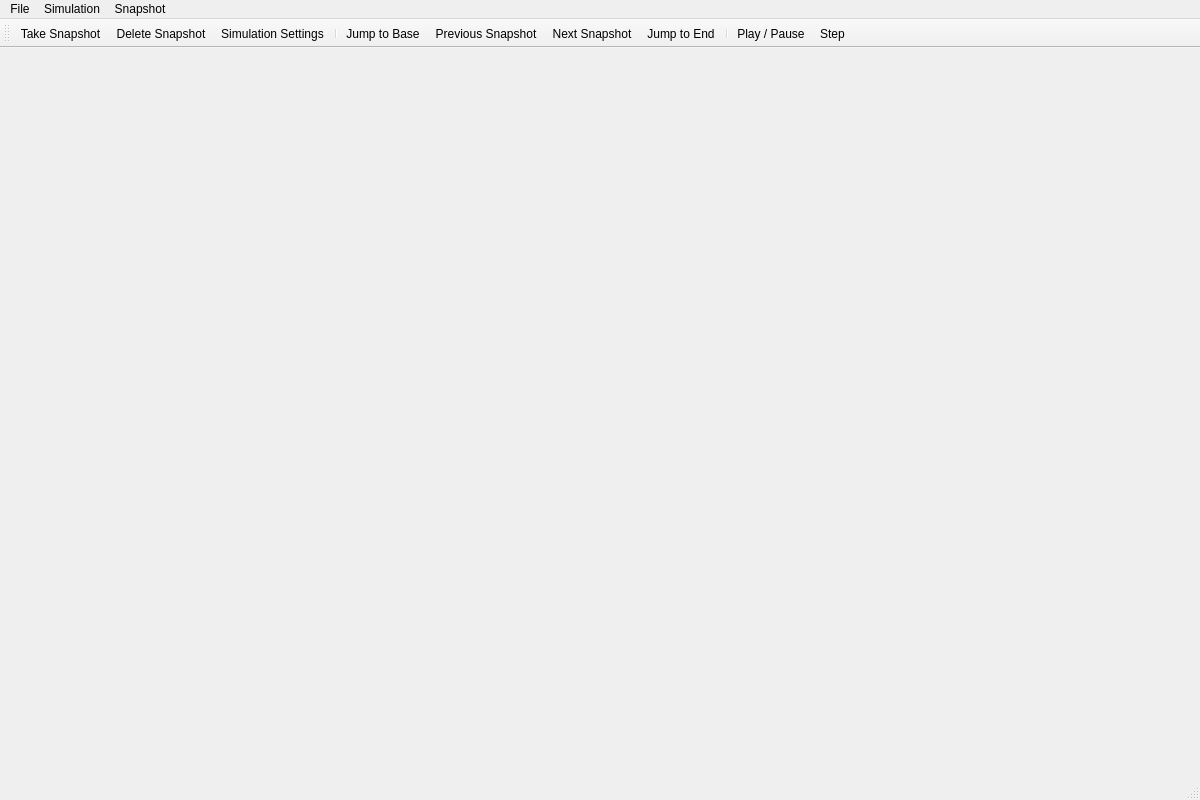
This is code/mainwindow.ui in JWalker1995/CellSim as Qt 5 draws it before an edit. The edited form follows.
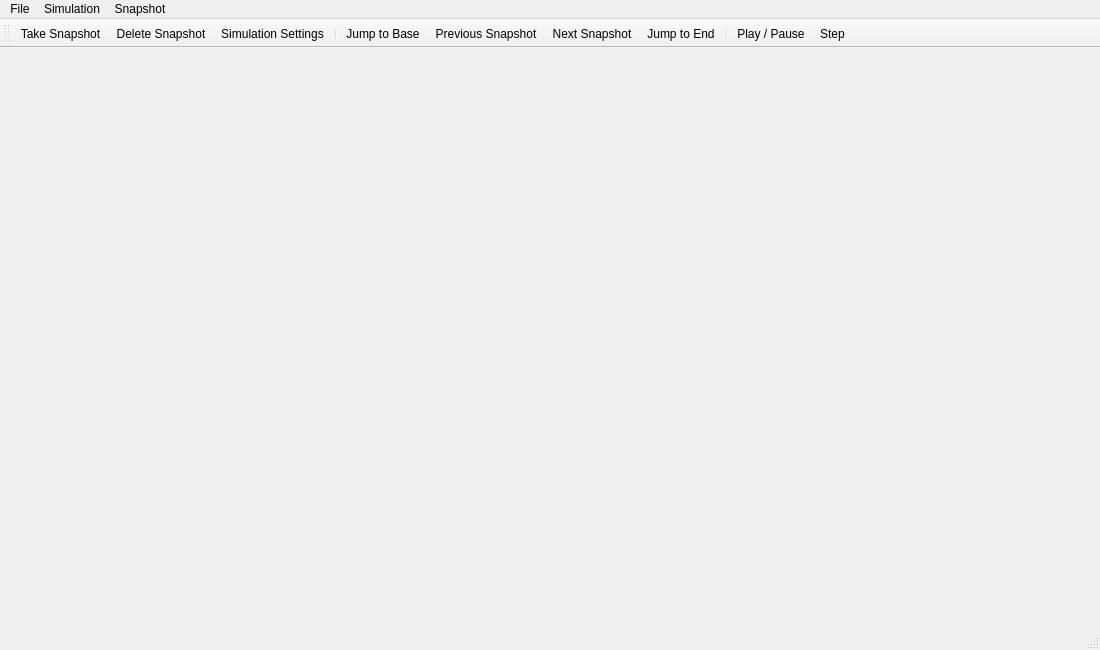
This is the edited form. Icons and pictures are not drawn.

What changed in the file:
```diff
--- a/code/mainwindow.ui
+++ b/code/mainwindow.ui
@@ -6,8 +6,8 @@
    <rect>
     <x>0</x>
     <y>0</y>
-    <width>1200</width>
-    <height>800</height>
+    <width>1100</width>
+    <height>650</height>
    </rect>
   </property>
   <property name="sizePolicy">
@@ -67,7 +67,7 @@
     <rect>
      <x>0</x>
      <y>0</y>
-     <width>1200</width>
+     <width>1100</width>
      <height>21</height>
     </rect>
    </property>
```
